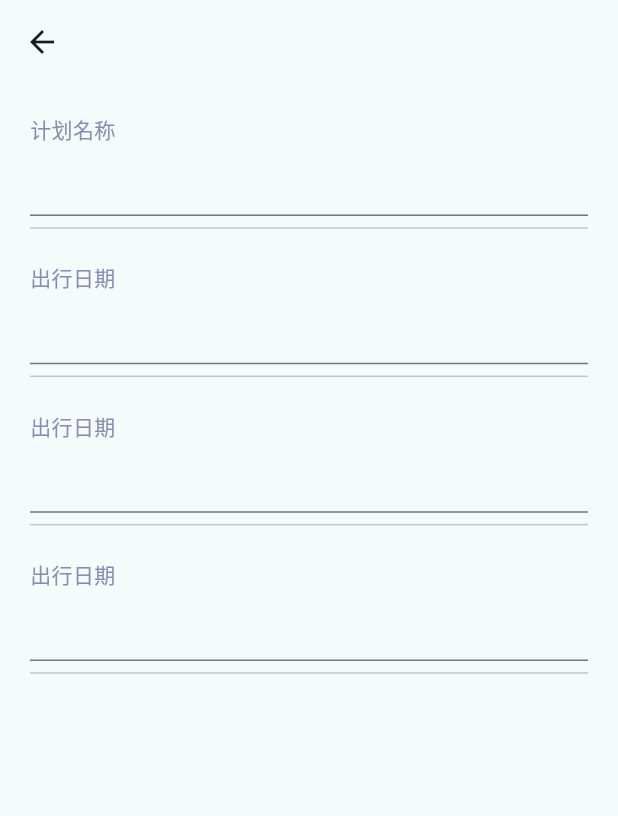
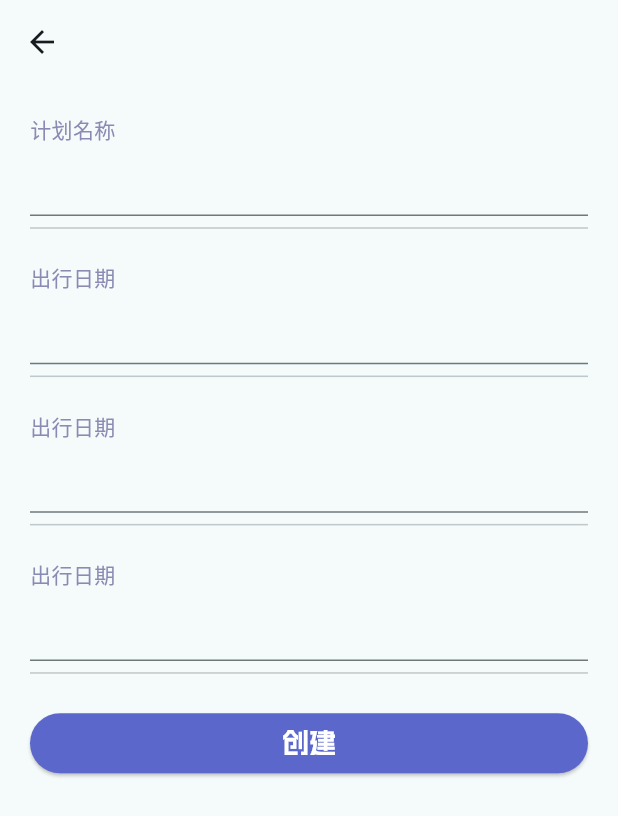
Before and after one commit to plantSnow/Pirt, a Flutter app: the screen it shows after launch, item 2 of the bottom bar chosen, after a tap on "就此出发", on a phone screen of 412 x 824 dp. Shown: the top 816 px of the screen. Run offline on Flutter 3.47's test engine with Material 3 defaults, Android fonts, the phone set to English and light mode, and no system bars; our stand-ins replace calendar_date_picker2; Roboto replaces fonts that are missing (DingTalk).

Commit message:
calendar

```diff
--- a/lib/main.dart
+++ b/lib/main.dart
@@ -1,4 +1,5 @@
 import 'package:flutter/material.dart';
+// import 'package:flutter_localizations/flutter_localizations.dart'
 import './widgets/HomePage/calendar.dart';
 import './pages/add_plan_page.dart';
 import './widgets/HomePage/navigation_bar.dart';
@@ -7,7 +8,7 @@ void main() {
   runApp(const MyApp());
 }
 
-// TODO: 用 Local, 自动兼容中文语言包, 否则日历的月份表示是英语的改不了
+// TODO: 用 Locale, 自动兼容中文语言包, 否则日历的月份表示是英语的改不了
 class MyApp extends StatelessWidget {
   const MyApp({super.key});
 
--- a/lib/pages/add_plan_page.dart
+++ b/lib/pages/add_plan_page.dart
@@ -1,4 +1,5 @@
 import 'package:flutter/material.dart';
+import '../widgets/AddPlanPage/ok_button.dart';
 
 // 这个是一个输入栏, 还没做的很完善, (没有传参)
 class MyTextField extends StatelessWidget {
@@ -47,6 +48,7 @@ class AddPlan extends StatelessWidget {
         MyTextField(question: "出行日期"),
         MyTextField(question: "出行日期"),
         MyTextField(question: "出行日期"),
+        OKButton(),
       ]),
     );
   }
--- /dev/null
+++ b/lib/widgets/AddPlanPage/ok_button.dart
@@ -0,0 +1,47 @@
+import 'package:flutter/material.dart';
+
+class OKButton extends StatelessWidget {
+  const OKButton({super.key});
+
+  @override
+  Widget build(BuildContext context) {
+    return ElevatedButton(
+      onPressed: (){
+        // TODO: 传参+回退
+        Navigator.maybePop(context);
+      },
+      style: const ButtonStyle(
+        backgroundColor: MaterialStatePropertyAll(Color(0xff5b67ca))
+      ),
+      child: const Text(
+        '创建',
+        style: TextStyle(
+          color: Colors.white,
+          fontFamily: 'ShuHei',
+          fontSize: 18,
+          fontWeight: FontWeight.w500
+        ),
+      )
+    );
+  }
+}
+
+/*
+ *
+ *
+ * Container(
+    width: 327,
+    height: 56,
+    decoration: BoxDecoration(
+        borderRadius: BorderRadius.circular(14),
+        boxShadow: [
+            BoxShadow(
+                color: Color(0xfff1f6ff),
+                blurRadius: 13,
+                offset: Offset(-3, 7),
+            ),
+        ],
+        color: Color(0xff5b67ca),
+    ),
+)
+ */
--- a/lib/widgets/HomePage/calendar.dart
+++ b/lib/widgets/HomePage/calendar.dart
@@ -15,13 +15,14 @@ class _CalendarState extends State<Calendar> {
   int calendarType;
   _CalendarState({required this.calendarType});
 
+  List<DateTime?> _dialogueDatePickerValue = [DateTime.now()];
 
   @override
   Widget build(BuildContext context) {
-  // double screenHeight = MediaQuery.of(context).size.height;
-  // double screenWidth = MediaQuery.of(context).size.width;
+    double screenHeight = MediaQuery.of(context).size.height;
+    double screenWidth = MediaQuery.of(context).size.width;
     late CalendarDatePicker2Type calendarChoose;
-    switch(calendarType){
+    switch (calendarType) {
       case 0:
         calendarChoose = CalendarDatePicker2Type.single;
         break;
@@ -31,32 +32,76 @@ class _CalendarState extends State<Calendar> {
       case 2:
         calendarChoose = CalendarDatePicker2Type.range;
         break;
-      // case 3:
-        // calendarChoose = CalendarDatePicker2Type
       default:
         break;
     }
 
-    // TODO: 调整日历颜色和大小
-    return Hero(
-      tag: 'calendar',
-      child: CalendarDatePicker2WithActionButtons(
-        value: [DateTime.now()],
-        config: CalendarDatePicker2WithActionButtonsConfig(
+    //工作日文本样式
+    const dayTextStyle = TextStyle(color: Colors.black, fontWeight: FontWeight.w700);
+    //周末文本样式
+    final weekendTextStyle = TextStyle(color: Colors.grey[500], fontWeight: FontWeight.w600);
+    //与当前日期相同的日期
+    final anniversaryTextStyle = TextStyle(
+      color: Colors.red[400],
+      fontWeight: FontWeight.w700,
+    );
+
+    final config = CalendarDatePicker2WithActionButtonsConfig(
+      //日文本样式
+      dayTextStyle: dayTextStyle,
+
+      //日期选择器类型——范围
       calendarType: calendarChoose,
-          selectedDayTextStyle: const TextStyle(
-            color: Colors.white,
-            fontWeight: FontWeight.w700
+
+      //所选日期的突出显示颜色
+      selectedDayHighlightColor: Colors.purple[800],
+
+      //用户点击取消按钮后关闭对话框
+      closeDialogOnCancelTapped: true,
+
+      //一周的第一天，0表示周日，6表示周六
+      firstDayOfWeek: 1,
+
+      // 自定义文本标签
+      weekdayLabels: ['日', '一', '二', '三', '四', '五', '六'],
+
+      //工作日标签的自定义文本样式
+      weekdayLabelTextStyle: const TextStyle(
+        color: Colors.black87,
+        fontWeight: FontWeight.bold,
       ),
-          selectedDayHighlightColor: const Color(0xff5b67ca),
+
+      //日历模式切换控件的自定义文本样式
+      controlsTextStyle: const TextStyle(
+        color: Colors.black,
+        fontSize: 15,
+        fontWeight: FontWeight.bold,
+      ),
+
+      //用于在控件中集中年份和月份文本标签的标志
       centerAlignModePicker: true,
-          cancelButton: Container(
-            decoration: BoxDecoration(
-              borderRadius: BorderRadius.circular(6),
-              border: Border.all(color: const Color(0xff5b67ca), width: 1.50, ),
-            ),
-            padding: const EdgeInsets.symmetric(horizontal: 32, vertical: 8, ),
-            child: const Text(
+
+      //模式选择器按钮图标的自定义图标
+      customModePickerIcon: const SizedBox(),
+
+      //选定日历日文本的自定义文本样式
+      selectedDayTextStyle: dayTextStyle.copyWith(color: Colors.white),
+
+      //提供对日历日文本样式的完全控制的功能
+      dayTextStylePredicate: ({required date}) {
+        TextStyle? textStyle;
+        if (date.weekday == DateTime.saturday ||
+            date.weekday == DateTime.sunday) {
+          textStyle = weekendTextStyle;
+        }
+        if (DateUtils.isSameDay(date, DateTime.now())) {
+          textStyle = anniversaryTextStyle;
+        }
+        return textStyle;
+      },
+
+      // 取消按钮
+      cancelButton: const Text(
         "取消",
         textAlign: TextAlign.center,
         style: TextStyle(
@@ -66,14 +111,9 @@ class _CalendarState extends State<Calendar> {
           fontWeight: FontWeight.w500,
         ),
       ),
-          ),
-          okButton: Container(
-            decoration: BoxDecoration(
-              borderRadius: BorderRadius.circular(6),
-              border: Border.all(color: const Color(0xff5b67ca), width: 1.50, ),
-            ),
-            padding: const EdgeInsets.symmetric(horizontal: 32, vertical: 8, ),
-            child: const Text(
+
+      // 确定按钮
+      okButton: const Text(
         "确定",
         textAlign: TextAlign.center,
         style: TextStyle(
@@ -83,12 +123,23 @@ class _CalendarState extends State<Calendar> {
           fontWeight: FontWeight.w500,
         ),
       ),
-          ),
-          closeDialogOnCancelTapped: true,
-        ),
-        onCancelTapped: () => Navigator.maybePop(context), // TODO: 返回上一页, 不确定是不是这样写, 抄的是 BackButton 的源码嘿嘿
-        onOkTapped: (){},// TODO: 按下按钮后向外传参
-      ),
+    );
+
+    return IconButton(
+      onPressed: () async {
+        final selectDate=await showCalendarDatePicker2Dialog(
+          context: context,
+          config: config,
+          dialogSize: Size((325/375)*screenWidth, (400/812)*screenHeight),
+          value: _dialogueDatePickerValue,
+        );
+        setState(() {
+          if (selectDate != null) {
+            _dialogueDatePickerValue = selectDate;
+          }
+        });
+      },
+      icon: const Icon(Icons.book)
     );
   }
 }
--- a/lib/widgets/HomePage/plan_detail.dart
+++ b/lib/widgets/HomePage/plan_detail.dart
@@ -106,15 +106,6 @@ class PlanDetails extends StatelessWidget {
     ['地点查询', '闹钟设置'],
   ];
 
-  void _gotoCalendar(BuildContext context) {
-    Navigator.of(context).push(MaterialPageRoute<void>(
-      builder: (BuildContext context) => const Scaffold(
-        body: Center(
-          child: Calendar(calendarType: 0)
-        ),
-      ),
-    ));
-  }
 
   @override
   Widget build(BuildContext context) {
@@ -170,14 +161,7 @@ class PlanDetails extends StatelessWidget {
             right: (5/375)*screenWidth,
             top: (5/812)*screenHeight,
             // 右上角按钮, 弹出详细介绍窗口
-            child: IconButton(
-              iconSize: 20,
-              onPressed: () => _gotoCalendar(context), //TODO: 日历大小未能调整, 弹出的是一个页面, 加上了脚手架 Scaffold
-              icon: const Icon(
-                Icons.book,
-                color: Color(0xff9aa8c7),
-              )
-            ),
+            child: const Calendar(calendarType: 2,)
           ),
           // 右下角图标按钮, 新增活动
           Positioned(
```
Lines whose indentation alone changed are shown as unchanged.
